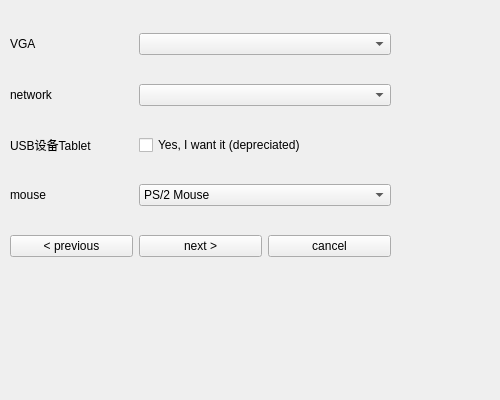
Old version of the form ui/NewVM2.ui in the repository wjqsec/EmuGUI.
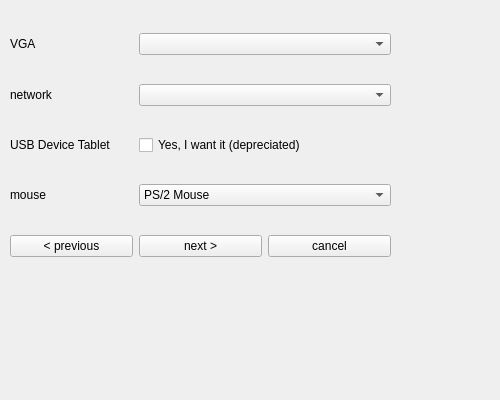
New version of the form. The open tabs and pages were chosen to show the change.

The edit to the form file:
```diff
--- a/ui/NewVM2.ui
+++ b/ui/NewVM2.ui
@@ -520,7 +520,7 @@
       <item row="2" column="0">
        <widget class="QLabel" name="label_18">
         <property name="text">
-         <string>USB设备Tablet</string>
+         <string>USB Device Tablet</string>
         </property>
        </widget>
       </item>
```
Left out of the diff: 2 changed lines with no effect on the pictures.
